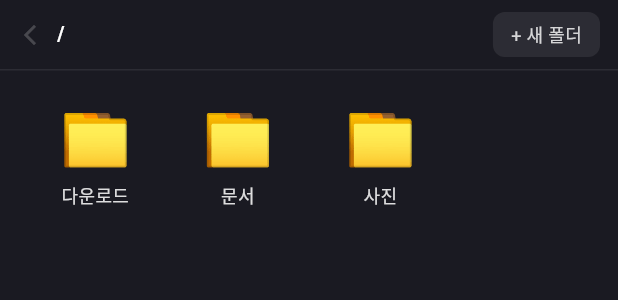
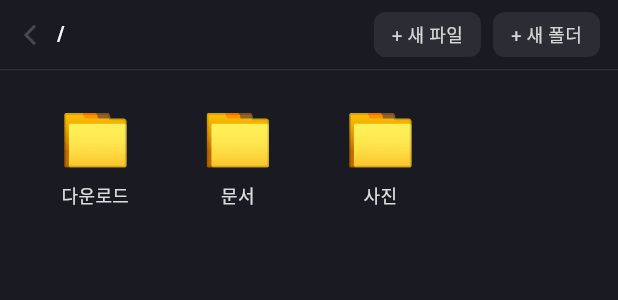
Before and after one commit to Yoon-robin/RobinOS, a Flutter app: the FinderApp widget shown alone on an empty page, opened directly, on a phone screen of 412 x 824 dp. Shown: the top 300 px of the screen. Run offline on Flutter 3.47's test engine with Material 3 defaults, Android fonts, the phone set to English and light mode, and no system bars; our stand-ins replace shared_preferences; accounts and stored records are empty.

Commit message:
앱: Finder 파일 작업 — 새 파일 만들기 + 파일 삭제
- 툴바 '+ 새 파일': 현재 폴더에 빈 .txt 생성(중복 시 번호) — 라이브 검증
- 미리보기 다이얼로그에 '삭제' 버튼(fs.delete)

Co-Authored-By: Claude Opus 4.8 (1M context) <noreply@anthropic.com>

```diff
--- a/robinos_native/lib/apps/finder.dart
+++ b/robinos_native/lib/apps/finder.dart
@@ -33,6 +33,13 @@ class _FinderAppState extends State<FinderApp> {
           ),
           actions: [
             TextButton(
+              onPressed: () {
+                context.read<RobinFs>().delete(e.path);
+                Navigator.pop(context);
+              },
+              child: const Text('삭제', style: TextStyle(color: Color(0xFFFF5F57))),
+            ),
+            TextButton(
               onPressed: () => Navigator.pop(context),
               child: Text('닫기', style: TextStyle(color: sys.accent)),
             ),
@@ -65,6 +72,8 @@ class _FinderAppState extends State<FinderApp> {
                 const SizedBox(width: 10),
                 Text(_dir, style: TextStyle(fontSize: 13, color: sys.textPrimary, fontWeight: FontWeight.w600)),
                 const Spacer(),
+                _newFileBtn(sys, fs),
+                const SizedBox(width: 8),
                 _newFolderBtn(sys, fs),
               ],
             ),
@@ -110,6 +119,29 @@ class _FinderAppState extends State<FinderApp> {
     );
   }
 
+  Widget _newFileBtn(SystemState sys, RobinFs fs) {
+    String pathOf(String nm) => _dir == '/' ? '/$nm' : '$_dir/$nm';
+    return GestureDetector(
+      onTap: () {
+        var name = '새 메모.txt';
+        var n = 2;
+        while (fs.exists(pathOf(name))) {
+          name = '새 메모 $n.txt';
+          n++;
+        }
+        fs.write(pathOf(name), '');
+      },
+      child: Container(
+        padding: const EdgeInsets.symmetric(horizontal: 12, vertical: 6),
+        decoration: BoxDecoration(
+          color: sys.textSec(0.08),
+          borderRadius: BorderRadius.circular(8),
+        ),
+        child: Text('+ 새 파일', style: TextStyle(fontSize: 12, color: sys.textSec(0.8))),
+      ),
+    );
+  }
+
   Widget _tile(SystemState sys, FsEntry e) {
     return GestureDetector(
       onTap: () => _open(e, sys),
```
